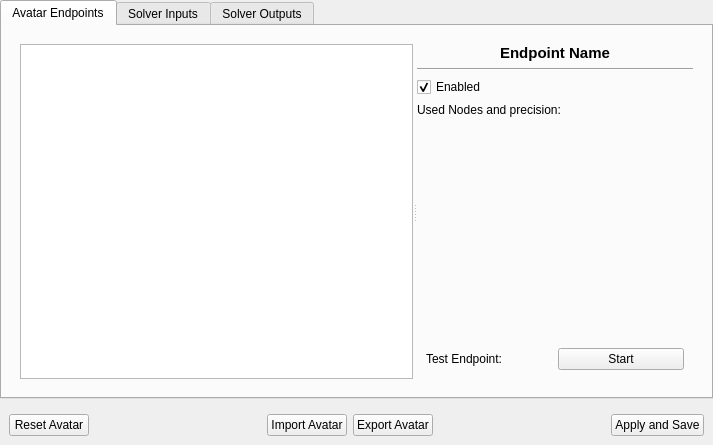
The window that FoxyFace/src/ui/qtcreator/AvatarCalibrationWidget.ui (Jeka8833/FoxyFace) describes before a commit, drawn with Qt 5.
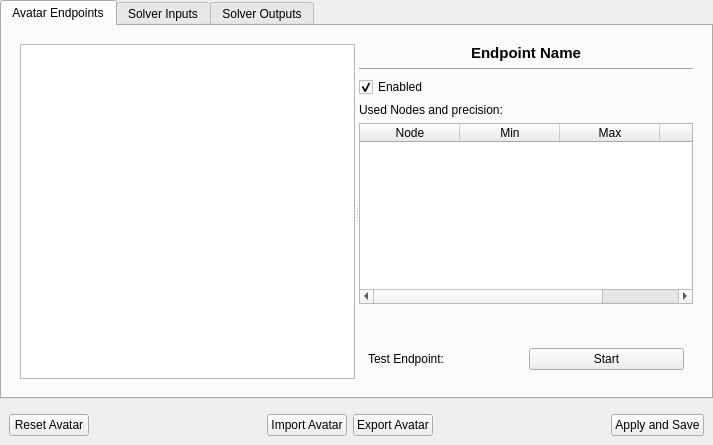
The same window after the commit.

```diff
--- a/FoxyFace/src/ui/qtcreator/AvatarCalibrationWidget.ui
+++ b/FoxyFace/src/ui/qtcreator/AvatarCalibrationWidget.ui
@@ -98,7 +98,31 @@
                </widget>
               </item>
               <item>
-               <widget class="QWidget" name="used_nodes_list_widget" native="true"/>
+               <widget class="QTableWidget" name="used_nodes_table">
+                <attribute name="horizontalHeaderStretchLastSection">
+                 <bool>false</bool>
+                </attribute>
+                <column>
+                 <property name="text">
+                  <string>Node</string>
+                 </property>
+                </column>
+                <column>
+                 <property name="text">
+                  <string>Min</string>
+                 </property>
+                </column>
+                <column>
+                 <property name="text">
+                  <string>Max</string>
+                 </property>
+                </column>
+                <column>
+                 <property name="text">
+                  <string>Step</string>
+                 </property>
+                </column>
+               </widget>
               </item>
               <item>
                <spacer name="verticalSpacer">
```
